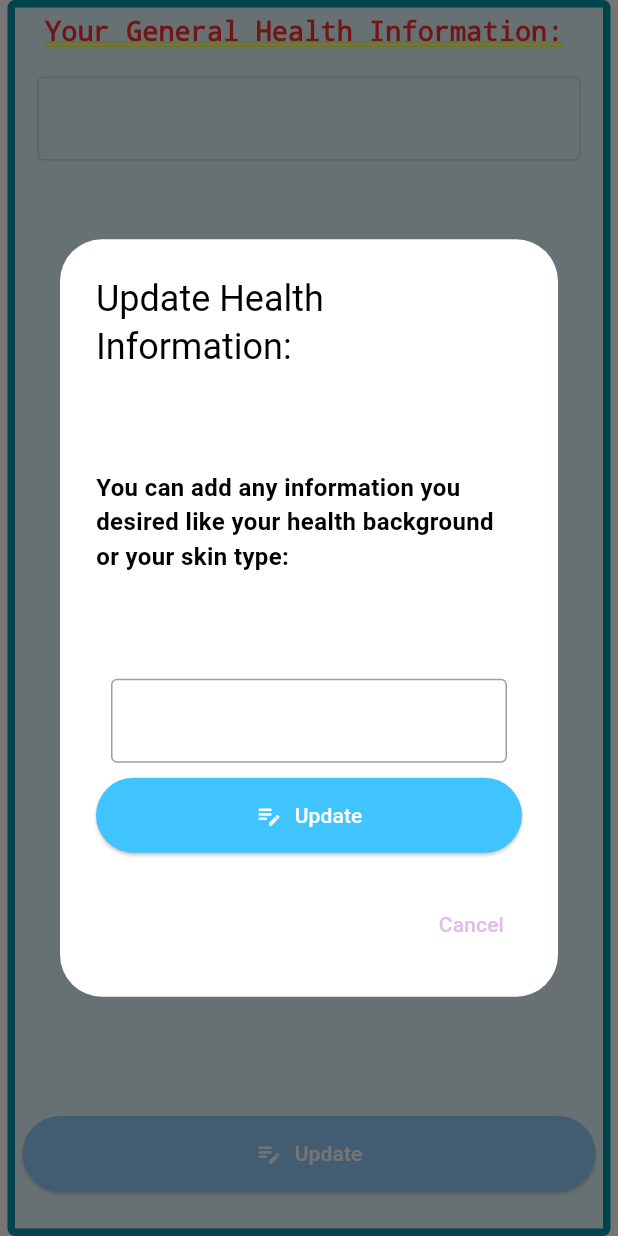
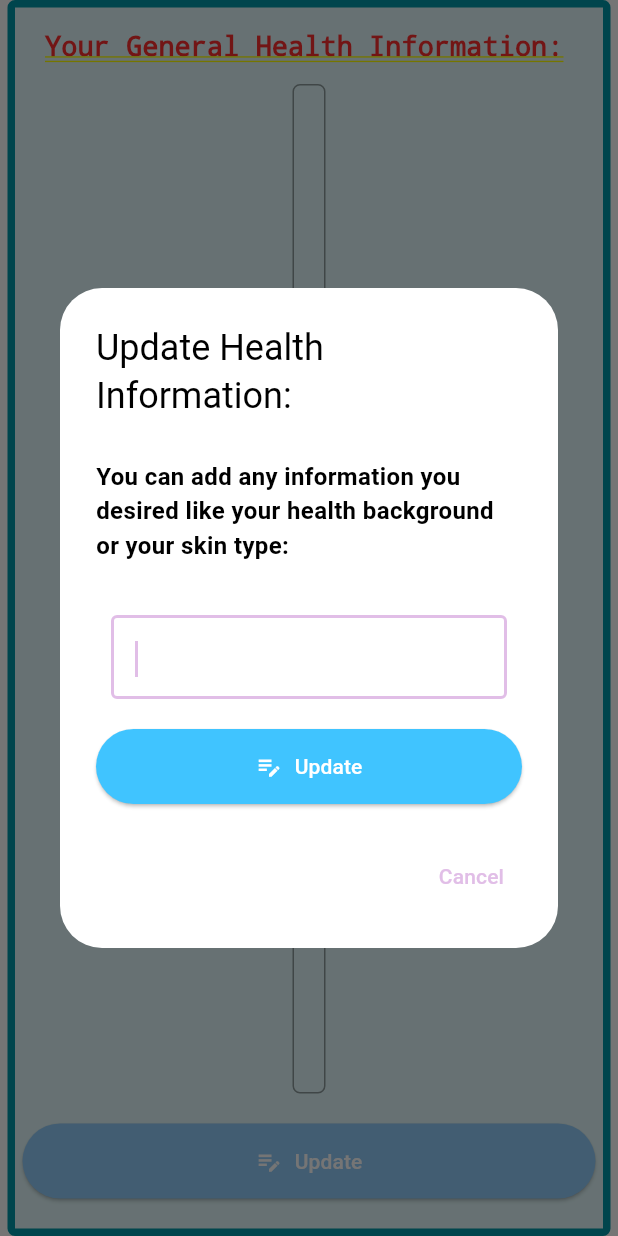
Before and after one commit to Gulnihal/kozmotrust_alpha, a Flutter app: the HealthInformationScreen screen opened by its route, after a tap on "Update", on a phone screen of 412 x 824 dp. Run offline on Flutter 3.47's test engine with Material 3 defaults, Android fonts, the phone set to English and light mode, and no system bars; our stand-ins replace file_picker, flutter_rating_bar, image_picker, shared_preferences; missing offline and left inert: cloudinary_public; accounts and stored records are empty; network calls fail.

```diff
--- a/kozmotrust/lib/features/account/screens/account_screen.dart
+++ b/kozmotrust/lib/features/account/screens/account_screen.dart
@@ -31,7 +31,7 @@ class AccountScreen extends StatelessWidget {
               ),
             ),
           ),
-          const SizedBox(height: 50),
+          const SizedBox(height: 30),
           DecoratedBox(
             decoration: BoxDecoration(
               border: Border.all(
@@ -47,11 +47,11 @@ class AccountScreen extends StatelessWidget {
               child: const ListFavorites(),
             ),
           ),
-          const SizedBox(height: 50),
+          const SizedBox(height: 30),
           const HealthInformationScreen(),
           const Expanded(child: SizedBox()),
           const BottomButtons(),
-          const SizedBox(height: 50),
+          const SizedBox(height: 30),
         ],
       ),
     );
--- a/kozmotrust/lib/features/account/screens/healthinfo_screen.dart
+++ b/kozmotrust/lib/features/account/screens/healthinfo_screen.dart
@@ -2,7 +2,6 @@ import 'package:kozmotrust/features/account/services/account_services.dart';
 import 'package:flutter/material.dart';
 import 'package:provider/provider.dart';
 import 'package:kozmotrust/common/widgets/custom_button.dart';
-import 'package:kozmotrust/common/widgets/custom_textfield.dart';
 import 'package:kozmotrust/providers/user_provider.dart';
 
 class HealthInformationScreen extends StatefulWidget {
@@ -32,7 +31,8 @@ class _HealthInformationScreenState extends State<HealthInformationScreen> {
     super.initState();
   }
 
-  Future<void> updateInfo() async {
+  Future<void> updateInfo(String? existingInfo) async {
+    _healthinfoController.text = existingInfo ?? '';
     return showDialog<void>(
       context: context,
       barrierDismissible: true, // Allow dismissal by tapping outside
@@ -40,13 +40,15 @@ class _HealthInformationScreenState extends State<HealthInformationScreen> {
         return AlertDialog.adaptive(
           title: const Text('Update Health Information:'),
           content: SingleChildScrollView(
+            child: SizedBox(
+              width: double.maxFinite,
               child: ListBody(
                 children: <Widget>[
                   Form(
                     key: _healthinfoFormKey,
                     child: Column(
                       children: [
-                      const SizedBox(height: 50),
+                        const SizedBox(height: 10),
                         const Text(
                           "You can add any information you desired like your health background or your skin type:",
                           style: TextStyle(
@@ -54,19 +56,35 @@ class _HealthInformationScreenState extends State<HealthInformationScreen> {
                             fontWeight: FontWeight.bold, // Make the text bold
                           ),
                         ),
-                      const SizedBox(height: 50),
+                        const SizedBox(height: 15),
                         Container(
                           padding: const EdgeInsets.only(
                             left: 10,
                             top: 20,
                             right: 10,
                           ),
-                        child: CustomTextField(
+                          child: TextField(
+                            enabled: true,
                             controller: _healthinfoController,
-                          hintText: '',
+                            maxLines: null, // Allows for unlimited lines
+                            keyboardType: TextInputType.multiline, // Specifies the keyboard type
+                            decoration: InputDecoration(
+                              border: const OutlineInputBorder(
+                                borderSide: BorderSide(
+                                  color: Colors.black38,
                                 ),
                               ),
-                      const SizedBox(height: 10),
+                              enabledBorder: const OutlineInputBorder(
+                                borderSide: BorderSide(
+                                  color: Colors.black38,
+                                ),
+                              ),
+                              hintText: _healthinfoController.text, // Your hint text here
+                            ),
+                            autofocus: true,
+                          ),
+                        ),
+                        const SizedBox(height: 20),
                         CustomButton(
                           text: 'Update',
                           icon: Icons.edit_note_outlined,
@@ -81,6 +99,7 @@ class _HealthInformationScreenState extends State<HealthInformationScreen> {
                     ),
                   ),
                 ],
+              ),
             ),
           ),
           actions: <Widget>[
@@ -112,7 +131,7 @@ class _HealthInformationScreenState extends State<HealthInformationScreen> {
           color: Colors.cyan.shade50,
         ),
         child: Container(
-          height: MediaQuery.of(context).size.width/4,
+          height: MediaQuery.of(context).size.width/2.5,
           width: MediaQuery.of(context).size.width,
           padding: const EdgeInsets.all(10),
           child: Column (
@@ -122,6 +141,7 @@ class _HealthInformationScreenState extends State<HealthInformationScreen> {
                 children: [
                   Container(
                     padding: const EdgeInsets.only(
+                      top: 10,
                       left: 15,
                     ),
                     child: const Text(
@@ -134,18 +154,21 @@ class _HealthInformationScreenState extends State<HealthInformationScreen> {
                   ),
                 ],
               ),
+              const SizedBox(height: 15),
               Expanded(
                 child: Container(
-                  padding: const EdgeInsets.only(
-                    left: 10,
-                    top: 20,
-                    right: 10,
+                  padding: const EdgeInsets.all(10),
+                  decoration: BoxDecoration(
+                    border: Border.all(color: Colors.black38), // Add border
+                    borderRadius: BorderRadius.circular(5), // Add border radius
                   ),
-                  child: TextFormField(
-                    enabled: false,
-                    decoration: InputDecoration(
-                      border: const OutlineInputBorder(),
-                      hintText: healthinfo,
+                  child: SingleChildScrollView(
+                    child: Text(
+                      healthinfo,
+                      style: const TextStyle(
+                        fontSize: 16,
+                        color: Colors.black, // Adjust color as needed
+                      ),
                     ),
                   ),
                 ),
@@ -158,11 +181,11 @@ class _HealthInformationScreenState extends State<HealthInformationScreen> {
                   icon:Icons.edit_note_outlined,
                   color: Colors.blue.shade200,
                   onTap: () {
-                    updateInfo();
+                    updateInfo(healthinfo);
                   },
                 ),
               ),
-              const SizedBox(height: 20),
+              const SizedBox(height: 15),
             ],
           ),
         ),
--- a/kozmotrust/lib/features/home/widgets/healthinfo_box.dart
+++ b/kozmotrust/lib/features/home/widgets/healthinfo_box.dart
@@ -31,8 +31,9 @@ class HealthInformationBox extends StatelessWidget {
             child: Padding(
               padding: const EdgeInsets.only(left: 5),
               child: Text(
-                '${user.username} - ${user.healthinfo}',
+                'Hi ${user.username}! Here is your information that you give us: ${user.healthinfo}',
                 style: const TextStyle(
+                  fontSize: 24,
                   fontWeight: FontWeight.w500,
                 ),
                 overflow: TextOverflow.ellipsis,
```
Also changed, not shown: kozmotrust/lib/features/gptexamine/screens/gpt_examine_screen.dart (+21 -5 lines), kozmotrust/lib/features/gptexamine/widgets/list_find_from_favorites.dart (added, +98 -0 lines), kozmotrust/lib/features/search/screens/search_screen.dart (+24 -62 lines), 1 other file. Lines whose indentation alone changed are shown as unchanged.
